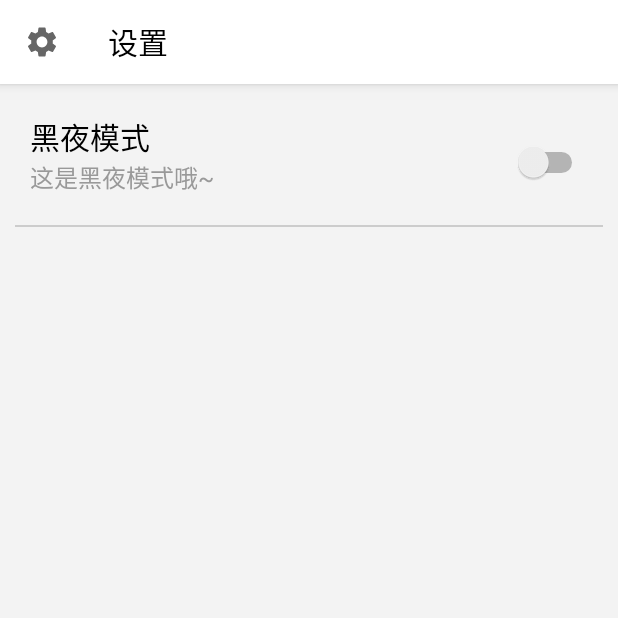
After one commit to hkustsungod-coder/biji-P1, an Android app: the UserSettingsActivity screen opened directly, with no data from a screen before it, on a phone screen of 412 x 824 dp, the top half of it. The commit adds this screen. Run offline under Robolectric (Android 15) with nearby library versions, the phone set to English and light mode, and no system bars.

Commit message:
P10 night mode part 1

```diff
--- a/app/src/main/AndroidManifest.xml
+++ b/app/src/main/AndroidManifest.xml
@@ -9,6 +9,7 @@
         android:roundIcon="@mipmap/ic_launcher_round"
         android:supportsRtl="true"
         android:theme="@style/DayTheme">
+        <activity android:name=".UserSettingsActivity"></activity>
         <activity android:name=".BaseActivity"></activity>
         <activity android:name=".EditActivity" />
         <activity android:name=".MainActivity">
--- a/app/src/main/java/com/example/biji/MainActivity.java
+++ b/app/src/main/java/com/example/biji/MainActivity.java
@@ -25,6 +25,7 @@ import android.view.View;
 import android.view.ViewGroup;
 import android.view.WindowManager;
 import android.widget.AdapterView;
+import android.widget.ImageView;
 import android.widget.ListView;
 import android.widget.PopupWindow;
 import android.widget.RelativeLayout;
@@ -59,6 +60,8 @@ public class MainActivity extends BaseActivity implements AdapterView.OnItemClic
     private RelativeLayout main;
     private WindowManager wm;
     private DisplayMetrics metrics;
+    private TextView setting_text;
+    private ImageView setting_image;
 
 
     @Override
@@ -123,6 +126,23 @@ public class MainActivity extends BaseActivity implements AdapterView.OnItemClic
             public void run() {
                 popupCover.showAtLocation(main, Gravity.NO_GRAVITY, 0, 0);
                 popupWindow.showAtLocation(main, Gravity.NO_GRAVITY, 0, 0);
+
+                setting_image = customView.findViewById(R.id.setting_settings_image);
+                setting_text = customView.findViewById(R.id.setting_settings_text);
+
+                setting_image.setOnClickListener(new View.OnClickListener() {
+                    @Override
+                    public void onClick(View v) {
+                        startActivity(new Intent(MainActivity.this, UserSettingsActivity.class));
+                    }
+                });
+
+                setting_text.setOnClickListener(new View.OnClickListener() {
+                    @Override
+                    public void onClick(View v) {
+                        startActivity(new Intent(MainActivity.this, UserSettingsActivity.class));
+                    }
+                });
 
                 coverView.setOnTouchListener(new View.OnTouchListener() {
                     @Override
--- /dev/null
+++ b/app/src/main/java/com/example/biji/UserSettingsActivity.java
@@ -0,0 +1,71 @@
+package com.example.biji;
+
+import android.content.Intent;
+import android.content.SharedPreferences;
+import android.os.Bundle;
+import android.preference.PreferenceManager;
+import android.util.Log;
+import android.widget.CompoundButton;
+import android.widget.Switch;
+
+import androidx.appcompat.widget.Toolbar;
+
+public class UserSettingsActivity extends BaseActivity {
+
+    private Switch nightMode;
+    private SharedPreferences sharedPreferences;
+    private Boolean night_change;
+
+    @Override
+    protected void onCreate(Bundle savedInstanceState) {
+        super.onCreate(savedInstanceState);
+        setContentView(R.layout.preference_layout);
+
+        sharedPreferences = PreferenceManager.getDefaultSharedPreferences(getBaseContext());
+        Intent intent = getIntent();
+        /*
+        if(intent.getExtras() != null) night_change = intent.getBooleanExtra("night_change", false);
+        else night_change = false;
+         */
+        initView();
+
+        Toolbar myToolbar = (Toolbar) findViewById(R.id.my_toolbar);
+        setSupportActionBar(myToolbar);
+        getSupportActionBar().setHomeButtonEnabled(true);
+        getSupportActionBar().setDisplayHomeAsUpEnabled(true);
+        if(isNightMode()) myToolbar.setNavigationIcon(getDrawable(R.drawable.ic_settings_white_24dp));
+        else myToolbar.setNavigationIcon(getDrawable(R.drawable.ic_settings_black_24dp));
+    }
+
+    public void initView(){
+        nightMode = findViewById(R.id.nightMode);
+        nightMode.setChecked(sharedPreferences.getBoolean("nightMode", false));
+        nightMode.setOnCheckedChangeListener(new CompoundButton.OnCheckedChangeListener() {
+            @Override
+            public void onCheckedChanged(CompoundButton buttonView, boolean isChecked) {
+                setNightModePref(isChecked);
+                setSelfNightMode();
+
+            }
+        });
+    }
+
+    private void setNightModePref(boolean night){
+        //通过nightMode switch修改pref中的nightMode
+        sharedPreferences = PreferenceManager.getDefaultSharedPreferences(getBaseContext());
+        SharedPreferences.Editor editor = sharedPreferences.edit();
+        editor.putBoolean("nightMode", night);
+        editor.commit();
+    }
+
+    private void setSelfNightMode(){
+        //重新赋值并重启本activity
+
+        super.setNightMode();
+        Intent intent = new Intent(this, UserSettingsActivity.class);
+        //intent.putExtra("night_change", !night_change); //重启一次，正负颠倒。最终为正值时重启MainActivity。
+
+        startActivity(intent);
+        finish();
+    }
+}
--- /dev/null
+++ b/app/src/main/res/drawable/ic_settings_white_24dp.xml
@@ -0,0 +1,5 @@
+<vector android:height="24dp" android:tint="#FFFFFF"
+    android:viewportHeight="24" android:viewportWidth="24"
+    android:width="24dp" xmlns:android="http://schemas.android.com/apk/res/android">
+    <path android:fillColor="@android:color/white" android:pathData="M19.14,12.94c0.04,-0.3 0.06,-0.61 0.06,-0.94c0,-0.32 -0.02,-0.64 -0.07,-0.94l2.03,-1.58c0.18,-0.14 0.23,-0.41 0.12,-0.61l-1.92,-3.32c-0.12,-0.22 -0.37,-0.29 -0.59,-0.22l-2.39,0.96c-0.5,-0.38 -1.03,-0.7 -1.62,-0.94L14.4,2.81c-0.04,-0.24 -0.24,-0.41 -0.48,-0.41h-3.84c-0.24,0 -0.43,0.17 -0.47,0.41L9.25,5.35C8.66,5.59 8.12,5.92 7.63,6.29L5.24,5.33c-0.22,-0.08 -0.47,0 -0.59,0.22L2.74,8.87C2.62,9.08 2.66,9.34 2.86,9.48l2.03,1.58C4.84,11.36 4.8,11.69 4.8,12s0.02,0.64 0.07,0.94l-2.03,1.58c-0.18,0.14 -0.23,0.41 -0.12,0.61l1.92,3.32c0.12,0.22 0.37,0.29 0.59,0.22l2.39,-0.96c0.5,0.38 1.03,0.7 1.62,0.94l0.36,2.54c0.05,0.24 0.24,0.41 0.48,0.41h3.84c0.24,0 0.44,-0.17 0.47,-0.41l0.36,-2.54c0.59,-0.24 1.13,-0.56 1.62,-0.94l2.39,0.96c0.22,0.08 0.47,0 0.59,-0.22l1.92,-3.32c0.12,-0.22 0.07,-0.47 -0.12,-0.61L19.14,12.94zM12,15.6c-1.98,0 -3.6,-1.62 -3.6,-3.6s1.62,-3.6 3.6,-3.6s3.6,1.62 3.6,3.6S13.98,15.6 12,15.6z"/>
+</vector>
--- /dev/null
+++ b/app/src/main/res/layout/preference_layout.xml
@@ -0,0 +1,63 @@
+<?xml version="1.0" encoding="utf-8"?>
+<LinearLayout xmlns:android="http://schemas.android.com/apk/res/android"
+    xmlns:app="http://schemas.android.com/apk/res-auto"
+    android:orientation="vertical"
+    android:layout_width="match_parent"
+    android:layout_height="match_parent"
+    android:background="?attr/lvBackground">
+    <androidx.appcompat.widget.Toolbar
+        android:id="@+id/my_toolbar"
+        android:layout_width="match_parent"
+        android:layout_height="?attr/actionBarSize"
+        android:background="?attr/colorPrimary"
+        android:elevation="4dp"
+        app:titleTextColor="?attr/titleColor"
+        app:title="设置"
+        android:theme="@style/ThemeOverlay.AppCompat.ActionBar"
+        app:popupTheme="@style/ThemeOverlay.AppCompat.Light"/>
+
+    <LinearLayout
+        android:layout_width="match_parent"
+        android:layout_height="wrap_content"
+        android:orientation="horizontal"
+        android:layout_margin="20dp">
+        <LinearLayout
+            android:layout_width="wrap_content"
+            android:layout_height="match_parent"
+            android:layout_weight="1"
+            android:orientation="vertical">
+            <TextView
+                android:layout_width="wrap_content"
+                android:layout_height="wrap_content"
+                android:text="黑夜模式"
+                android:textColor="?attr/tvMainColor"
+                android:textSize="20dp" />
+
+            <TextView
+                android:layout_width="wrap_content"
+                android:layout_height="wrap_content"
+                android:text="@string/pref_night_summary"
+                android:textColor="?attr/tvSubColor"
+                android:textSize="16dp" />
+        </LinearLayout>
+        <Switch
+            android:id="@+id/nightMode"
+            android:layout_width="wrap_content"
+            android:layout_height="match_parent"
+            android:layout_marginLeft="10dp"
+            android:layout_marginTop="10dp"
+            android:clickable="true"
+            android:gravity="center"
+            android:switchMinWidth="50dp"
+            />
+    </LinearLayout>
+
+    <View
+        android:layout_width="match_parent"
+        android:layout_height="1dp"
+        android:layout_marginLeft="10dp"
+        android:layout_marginRight="10dp"
+        android:foreground="@color/greyC"
+        />
+
+</LinearLayout>
--- a/app/src/main/res/values/strings.xml
+++ b/app/src/main/res/values/strings.xml
@@ -1,3 +1,4 @@
 <resources>
     <string name="app_name">biji</string>
+    <string name="pref_night_summary">这是黑夜模式哦~</string>
 </resources>
```
